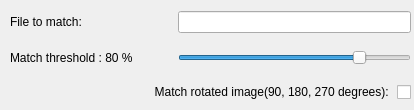
The window that Design/Match_img.ui (Kanter666/Botter) describes before a commit, drawn with Qt 5.
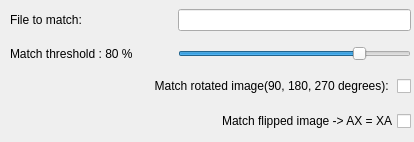
The same window after the commit.

Commit message: Working on matching flipped image

The edit to the form file:
```diff
--- a/Design/Match_img.ui
+++ b/Design/Match_img.ui
@@ -7,7 +7,7 @@
     <x>0</x>
     <y>0</y>
     <width>414</width>
-    <height>110</height>
+    <height>142</height>
    </rect>
   </property>
   <property name="windowTitle">
@@ -19,7 +19,7 @@
      <x>10</x>
      <y>0</y>
      <width>401</width>
-     <height>115</height>
+     <height>141</height>
     </rect>
    </property>
    <layout class="QGridLayout" name="gridLayout">
@@ -78,6 +78,16 @@
       </property>
      </widget>
     </item>
+    <item row="3" column="0" colspan="2">
+     <widget class="QCheckBox" name="flip_chb">
+      <property name="layoutDirection">
+       <enum>Qt::RightToLeft</enum>
+      </property>
+      <property name="text">
+       <string>Match flipped image -&gt; AX = XA</string>
+      </property>
+     </widget>
+    </item>
    </layout>
   </widget>
  </widget>
```
